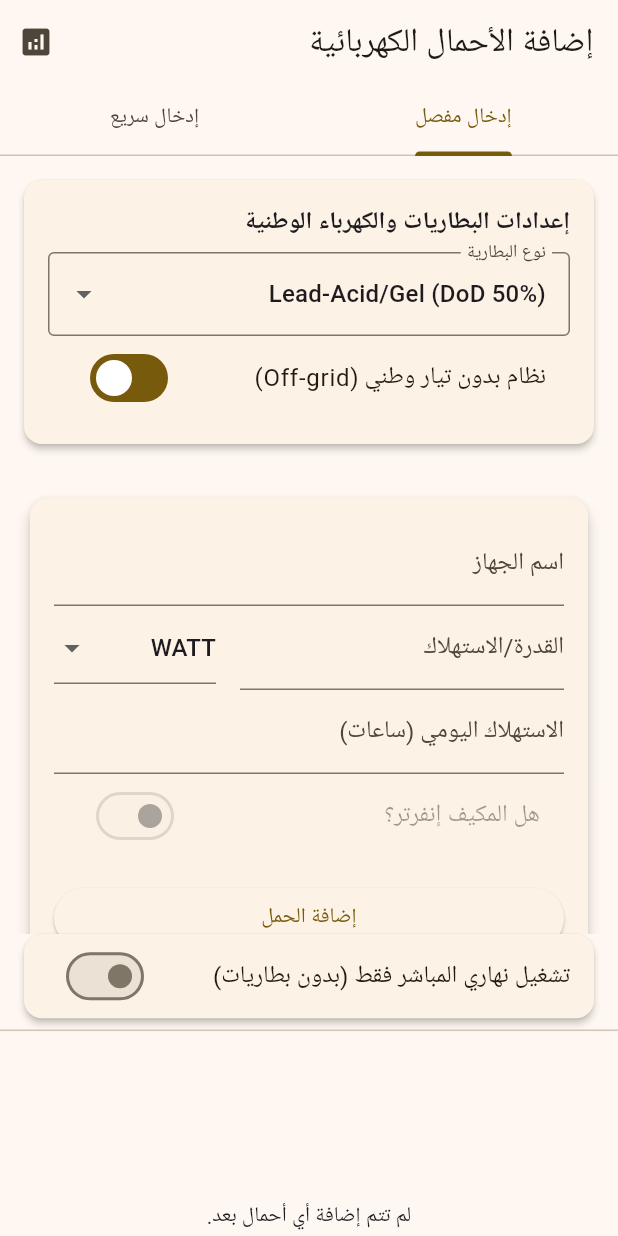
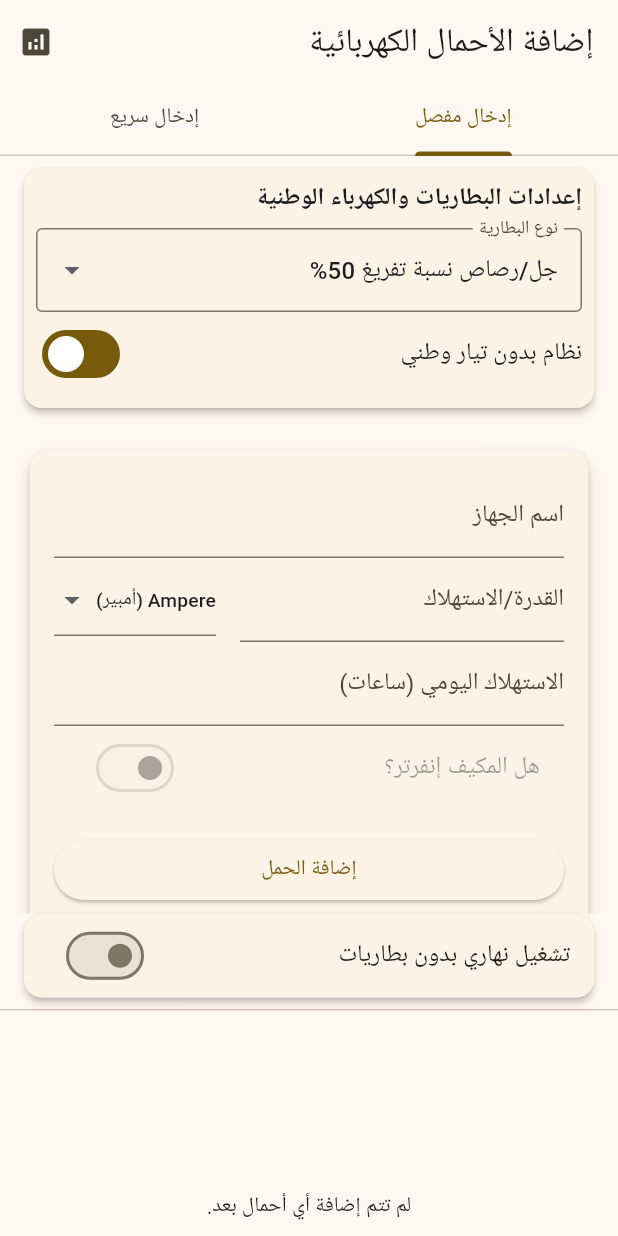
Before and after one commit to techtouchAI/SUN-, a Flutter app: the screen it shows after launch, on a phone screen of 412 x 824 dp. Run offline on Flutter 3.47's test engine with Material 3 defaults, Android fonts, the phone set to English and light mode, and no system bars; our stand-ins replace fl_chart, flutter_riverpod, google_fonts; Roboto replaces fonts that are missing (Amiri).

Commit message:
feat: quick input amps, UPS mode, breaker sizing, fixed keystore, and UI polishing
Co-authored-by: techtouchAI <230923310+techtouchAI@users.noreply.github.com>

```diff
--- a/lib/logic/app_strings.dart
+++ b/lib/logic/app_strings.dart
@@ -14,6 +14,11 @@ class AppStrings {
   static const String noLoadsAddedYet = 'لم تتم إضافة أي أحمال بعد.';
   static const String hrsDay = 'ساعات/يوم';
 
+  // Unit localized names
+  static const String unitAmpere = 'Ampere (أمبير)';
+  static const String unitWatt = 'Watt (واط)';
+  static const String unitTon = 'Ton (طن)';
+
   // Tab Navigation & Quick Input & Grid
   static const String tabDetailedInput = 'إدخال مفصل';
   static const String tabQuickInput = 'إدخال سريع';
@@ -27,6 +32,8 @@ class AppStrings {
   static const String save = 'حفظ التعديلات';
   static const String cancel = 'إلغاء';
   static const String batteryType = 'نوع البطارية';
+  static const String batteryLithium = 'ليثيوم نسبة تفريغ 80%';
+  static const String batteryGel = 'جل/رصاص نسبة تفريغ 50%';
 
   // Dashboard Screen
   static const String systemDashboard = 'لوحة تحكم النظام';
@@ -37,9 +44,11 @@ class AppStrings {
   static const String solarPanels = 'الألواح الشمسية';
   static const String panelsUnit = 'ألواح';
   static const String panelCapacityWatts = 'قدرة اللوح الشمسي (واط)';
-  static const String daytimeOnlyMode = 'تشغيل نهاري المباشر فقط (بدون بطاريات)';
+  static const String panelIsc = 'تيار القصر للوح (Isc) أمبير';
+  static const String daytimeOnlyMode = 'تشغيل نهاري بدون بطاريات';
+  static const String upsMode = 'نظام UPS (بطاريات + وطنية بدون ألواح)';
   static const String gridAndBatterySettings = 'إعدادات البطاريات والكهرباء الوطنية';
-  static const String isOffGridSystem = 'نظام بدون تيار وطني (Off-grid)';
+  static const String isOffGridSystem = 'نظام بدون تيار وطني';
 
   // Explanations
   static const String batteryExplanationTitle = 'تفاصيل البطاريات';
@@ -54,6 +63,13 @@ class AppStrings {
   static const String panelsDaytime = 'ألواح للتشغيل المباشر';
   static const String panelsBattery = 'ألواح لشحن البطاريات';
 
+  static const String safetyStandardsTitle = 'معايير السلامة العالمية (NEC)';
+  static const String pvBreaker = 'جوزات الألواح (DC Breakers)';
+  static const String batteryBreaker = 'جوزات البطاريات (DC Breakers)';
+  static const String acBreaker = 'جوزات التيار المتردد (AC Breakers)';
+  static const String dcWireSize = 'أحجام الأسلاك (DC Wire Sizing)';
+  static const String wireMm2 = 'mm²';
+
   // Chart Screen
   static const String dailyProductionCurve = 'منحنى الإنتاج اليومي';
   static const String noSolarProductionData = 'لا توجد بيانات للإنتاج الشمسي. أضف أحمالاً أولاً.';
--- a/lib/logic/providers.dart
+++ b/lib/logic/providers.dart
@@ -37,6 +37,9 @@ final loadListProvider = StateNotifierProvider<LoadListNotifier, List<LoadModel>
 // Provider for dynamic panel capacity
 final panelCapacityProvider = StateProvider<double>((ref) => 540.0);
 
+// Provider for dynamic panel Isc
+final panelIscProvider = StateProvider<double>((ref) => 0.0);
+
 // Provider for daytime only mode
 final isDaytimeOnlyProvider = StateProvider<bool>((ref) => false);
 
@@ -47,9 +50,10 @@ final gridScheduleProvider = StateProvider<GridScheduleModel>((ref) => const Gri
 final systemResultProvider = Provider<SystemResultModel>((ref) {
   final loads = ref.watch(loadListProvider);
   final panelCapacity = ref.watch(panelCapacityProvider);
+  final panelIsc = ref.watch(panelIscProvider);
   final isDaytimeOnly = ref.watch(isDaytimeOnlyProvider);
   final gridSchedule = ref.watch(gridScheduleProvider);
   final repository = ref.watch(solarCalculationRepositoryProvider);
 
-  return repository.calculateSystem(loads, panelCapacity: panelCapacity, isDaytimeOnly: isDaytimeOnly, gridSchedule: gridSchedule);
+  return repository.calculateSystem(loads, panelCapacity: panelCapacity, panelIsc: panelIsc, isDaytimeOnly: isDaytimeOnly, gridSchedule: gridSchedule);
 });
--- a/lib/models/grid_schedule_model.dart
+++ b/lib/models/grid_schedule_model.dart
@@ -3,12 +3,14 @@ class GridScheduleModel {
   final double gridOffHours;
   final bool isOffGrid;
   final String batteryType;
+  final bool isUpsMode;
 
   const GridScheduleModel({
     this.gridOnHours = 0.0,
     this.gridOffHours = 24.0,
     this.isOffGrid = true,
     this.batteryType = 'Lead-Acid/Gel',
+    this.isUpsMode = false,
   });
 
   GridScheduleModel copyWith({
@@ -16,12 +18,14 @@ class GridScheduleModel {
     double? gridOffHours,
     bool? isOffGrid,
     String? batteryType,
+    bool? isUpsMode,
   }) {
     return GridScheduleModel(
       gridOnHours: gridOnHours ?? this.gridOnHours,
       gridOffHours: gridOffHours ?? this.gridOffHours,
       isOffGrid: isOffGrid ?? this.isOffGrid,
       batteryType: batteryType ?? this.batteryType,
+      isUpsMode: isUpsMode ?? this.isUpsMode,
     );
   }
 }
--- a/lib/screens/load_input_screen.dart
+++ b/lib/screens/load_input_screen.dart
@@ -23,7 +23,7 @@ class _LoadInputScreenState extends ConsumerState<LoadInputScreen> {
   final _quickPowerController = TextEditingController();
   final _quickHoursController = TextEditingController();
 
-  PowerUnit _selectedUnit = PowerUnit.watt;
+  PowerUnit _selectedUnit = PowerUnit.ampere;
   bool _isInverter = false;
 
   void _addDetailedLoad() {
@@ -46,9 +46,9 @@ class _LoadInputScreenState extends ConsumerState<LoadInputScreen> {
     if (_quickFormKey.currentState!.validate()) {
       final newLoad = LoadModel(
         id: const Uuid().v4(),
-        name: 'Quick Load',
+        name: AppStrings.quickLoadTitle,
         powerValue: double.parse(_quickPowerController.text),
-        unit: PowerUnit.watt,
+        unit: PowerUnit.ampere,
         dailyUsageHours: double.parse(_quickHoursController.text),
         isInverterDevice: false,
       );
@@ -63,7 +63,7 @@ class _LoadInputScreenState extends ConsumerState<LoadInputScreen> {
     _powerValueController.clear();
     _dailyHoursController.clear();
     setState(() {
-      _selectedUnit = PowerUnit.watt;
+      _selectedUnit = PowerUnit.ampere;
       _isInverter = false;
     });
   }
@@ -110,9 +110,15 @@ class _LoadInputScreenState extends ConsumerState<LoadInputScreen> {
                             initialValue: editUnit,
                             isExpanded: true,
                             items: PowerUnit.values.map((unit) {
+                              String localizedName = '';
+                              switch (unit) {
+                                case PowerUnit.ampere: localizedName = AppStrings.unitAmpere; break;
+                                case PowerUnit.watt: localizedName = AppStrings.unitWatt; break;
+                                case PowerUnit.ton: localizedName = AppStrings.unitTon; break;
+                              }
                               return DropdownMenuItem(
                                 value: unit,
-                                child: Text(unit.name.toUpperCase()),
+                                child: Text(localizedName),
                               );
                             }).toList(),
                             onChanged: (value) {
@@ -171,9 +177,9 @@ class _LoadInputScreenState extends ConsumerState<LoadInputScreen> {
 
     return Card(
       elevation: 2,
-      margin: const EdgeInsets.all(16.0),
+      margin: const EdgeInsets.symmetric(horizontal: 16.0, vertical: 8.0),
       child: Padding(
-        padding: const EdgeInsets.all(16.0),
+        padding: const EdgeInsets.all(8.0),
         child: Column(
           crossAxisAlignment: CrossAxisAlignment.start,
           children: [
@@ -190,8 +196,8 @@ class _LoadInputScreenState extends ConsumerState<LoadInputScreen> {
               initialValue: gridSchedule.batteryType,
               isExpanded: true,
               items: const [
-                DropdownMenuItem(value: 'Lead-Acid/Gel', child: Text('Lead-Acid/Gel (DoD 50%)')),
-                DropdownMenuItem(value: 'Lithium', child: Text('Lithium (DoD 80%)')),
+                DropdownMenuItem(value: 'Lead-Acid/Gel', child: Text(AppStrings.batteryGel)),
+                DropdownMenuItem(value: 'Lithium', child: Text(AppStrings.batteryLithium)),
               ],
               onChanged: (value) {
                 if (value != null) {
@@ -200,13 +206,28 @@ class _LoadInputScreenState extends ConsumerState<LoadInputScreen> {
               },
             ),
             SwitchListTile(
+              contentPadding: EdgeInsets.zero,
               title: const Text(AppStrings.isOffGridSystem),
               value: gridSchedule.isOffGrid,
               onChanged: (value) {
-                ref.read(gridScheduleProvider.notifier).state = gridSchedule.copyWith(isOffGrid: value);
+                ref.read(gridScheduleProvider.notifier).state = gridSchedule.copyWith(
+                  isOffGrid: value,
+                  isUpsMode: value ? false : gridSchedule.isUpsMode,
+                );
               },
             ),
-            if (!gridSchedule.isOffGrid)
+            if (!gridSchedule.isOffGrid) ...[
+              SwitchListTile(
+                contentPadding: EdgeInsets.zero,
+                title: const Text(AppStrings.upsMode),
+                value: gridSchedule.isUpsMode,
+                onChanged: (value) {
+                  ref.read(gridScheduleProvider.notifier).state = gridSchedule.copyWith(isUpsMode: value);
+                  if (value) {
+                    ref.read(isDaytimeOnlyProvider.notifier).state = false;
+                  }
+                },
+              ),
               Row(
                 children: [
                   Expanded(
@@ -238,6 +259,7 @@ class _LoadInputScreenState extends ConsumerState<LoadInputScreen> {
                   ),
                 ],
               ),
+            ],
           ],
         ),
       ),
@@ -319,11 +341,17 @@ class _LoadInputScreenState extends ConsumerState<LoadInputScreen> {
                                               initialValue: _selectedUnit,
                                               isExpanded: true,
                                               items: PowerUnit.values.map((unit) {
+                                                String localizedName = '';
+                                                switch (unit) {
+                                                  case PowerUnit.ampere: localizedName = AppStrings.unitAmpere; break;
+                                                  case PowerUnit.watt: localizedName = AppStrings.unitWatt; break;
+                                                  case PowerUnit.ton: localizedName = AppStrings.unitTon; break;
+                                                }
                                                 return DropdownMenuItem(
                                                   value: unit,
                                                   child: FittedBox(
                                                     fit: BoxFit.scaleDown,
-                                                    child: Text(unit.name.toUpperCase()),
+                                                    child: Text(localizedName),
                                                   ),
                                                 );
                                               }).toList(),
@@ -376,7 +404,7 @@ class _LoadInputScreenState extends ConsumerState<LoadInputScreen> {
                                     children: [
                                       TextFormField(
                                         controller: _quickPowerController,
-                                        decoration: const InputDecoration(labelText: '${AppStrings.powerCapacity} (Watts)'),
+                                        decoration: const InputDecoration(labelText: '${AppStrings.powerCapacity} (${AppStrings.unitAmpere})'),
                                         keyboardType: TextInputType.number,
                                         validator: (value) => value!.isEmpty ? AppStrings.enterValue : null,
                                       ),
```
Also changed, not shown: lib/models/system_result_model.dart (+20 -0 lines), lib/repositories/solar_calculation_repository.dart (+51 -2 lines), lib/screens/dashboard_screen.dart (+38 -0 lines), pubspec.yaml (+7 -0 lines), assets/icon.png (added), pubspec.lock, 31 other files.
